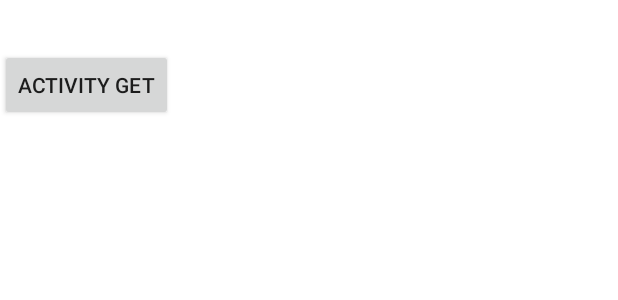
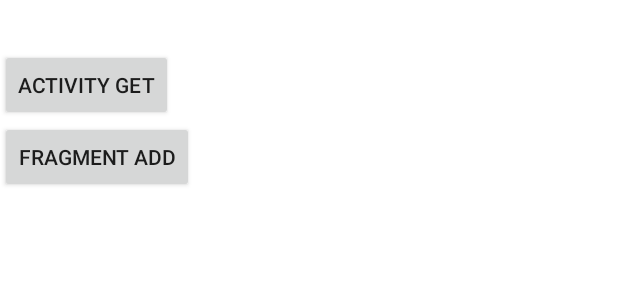
Before and after one commit to yushilei1218/BaseApp, an Android app: the layout activity_view_model.xml on its own in the app's theme, with its tools: preview values and no code run, on a phone screen of 412 x 824 dp. Shown: the top 300 px of the screen. Run offline under Robolectric (Android 15) with nearby library versions, the phone set to English and light mode, and no system bars.

Commit message:
1：测试LiveData 和ViewModel 简单使用场景

```diff
--- a/app/src/main/res/layout/activity_view_model.xml
+++ b/app/src/main/res/layout/activity_view_model.xml
@@ -23,6 +23,12 @@
         android:layout_height="wrap_content"
         android:text="Activity get"/>
 
+    <Button
+        android:id="@+id/act_view_model_add_fg"
+        android:layout_width="wrap_content"
+        android:layout_height="wrap_content"
+        android:text="Fragment add"/>
+
     <FrameLayout
         android:id="@+id/act_view_model_layout"
         android:layout_width="match_parent"
```
Also changed, not shown: app/src/main/java/com/shileiyu/baseapp/ui/viewmodel/ViewModelActivity.java (+14 -4 lines).
